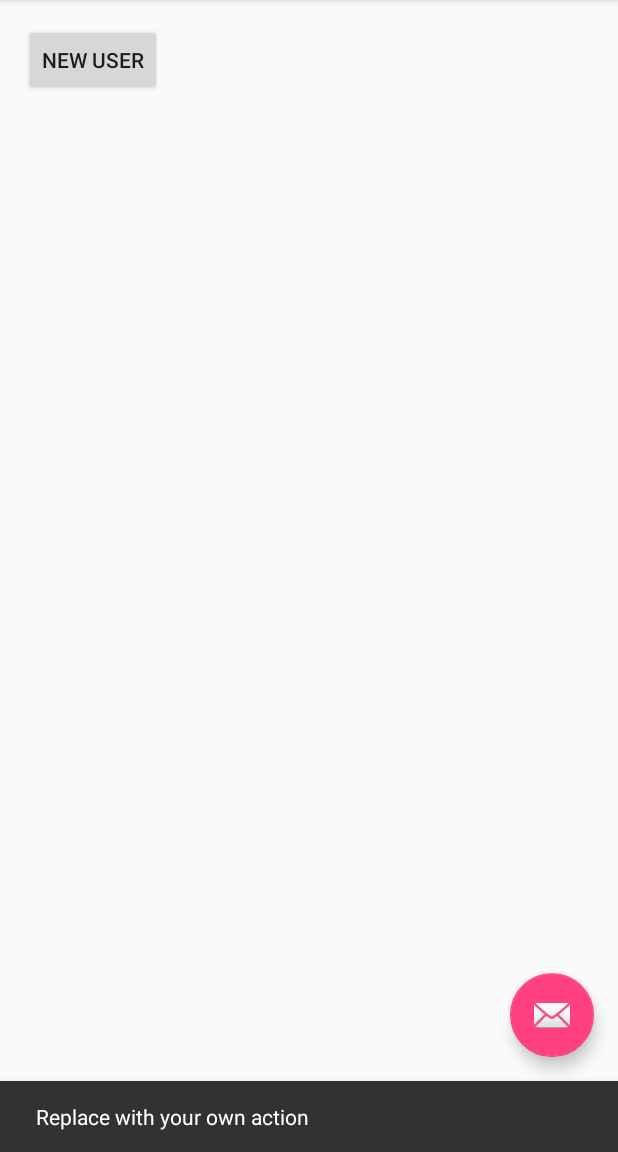
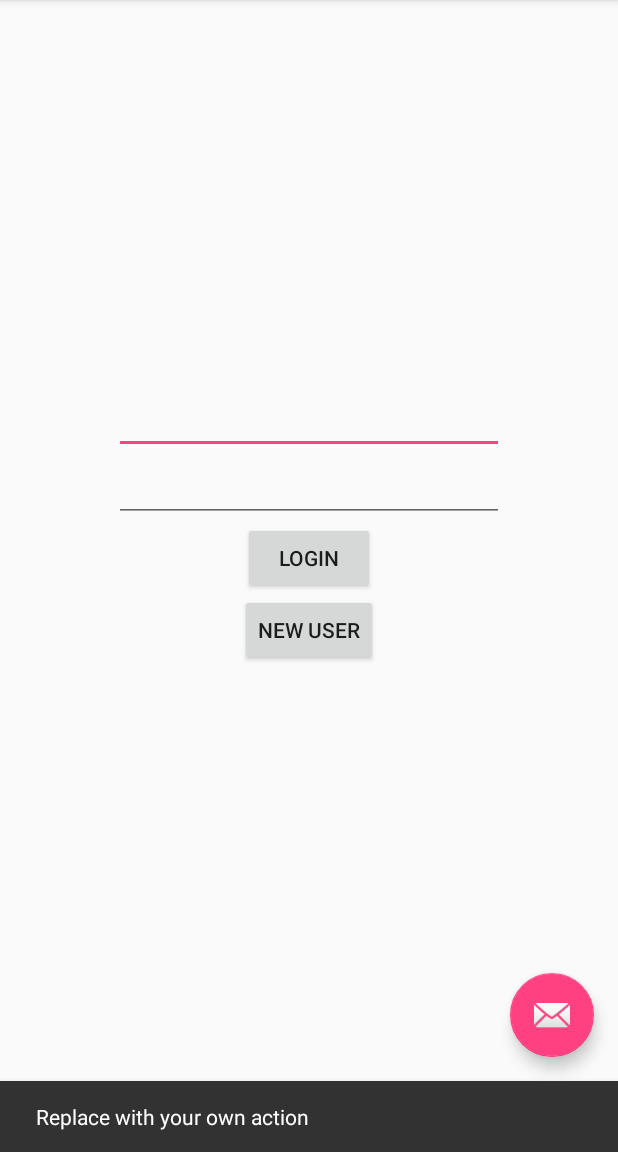
Before and after one commit to Miyagee/LiveNow, an Android app: the screen it shows after launch (MainActivity), after a tap on an icon or button, on a phone screen of 412 x 824 dp, the part 84-1236 px from its top. Run offline under Robolectric (Android 15) with nearby library versions, the phone set to English and light mode, and no system bars; libraries missing offline, so code that uses them is left out: com.firebase.client; 1 statement that could not run was skipped.

Commit message:
add login auth

```diff
--- a/app/src/main/java/com/now/live/livenow/MainActivity.java
+++ b/app/src/main/java/com/now/live/livenow/MainActivity.java
@@ -9,10 +9,14 @@ import android.support.v7.widget.Toolbar;
 import android.view.View;
 import android.view.Menu;
 import android.view.MenuItem;
+import android.widget.EditText;
 
 import com.firebase.client.Firebase;
 
 public class MainActivity extends AppCompatActivity {
+
+    private EditText passwordField;
+    private EditText emailField;
 
     @Override
     protected void onCreate(Bundle savedInstanceState) {
@@ -30,6 +34,9 @@ public class MainActivity extends AppCompatActivity {
                         .setAction("Action", null).show();
             }
         });
+
+        passwordField = (EditText) findViewById(R.id.loginPassword);
+        emailField = (EditText) findViewById(R.id.loginEmail);
     }
 
     @Override
@@ -59,4 +66,11 @@ public class MainActivity extends AppCompatActivity {
         startActivity(intent);
     }
 
+    public void loginUser(View view){
+        String email = emailField.getText().toString();
+        String password = passwordField.getText().toString();
+        LoginUser login = new LoginUser();
+        login.loginAuth(email, password);
+    }
+
 }
--- a/app/src/main/res/layout/content_main.xml
+++ b/app/src/main/res/layout/content_main.xml
@@ -15,17 +15,53 @@
     <TextView
         android:layout_width="wrap_content"
         android:layout_height="wrap_content"
-        android:text="" />
+        android:text=""
+        android:id="@+id/textView" />
 
     <LinearLayout
         android:orientation="vertical"
         android:layout_width="match_parent"
-        android:layout_height="match_parent">
+        android:layout_height="match_parent"
+        android:weightSum="1">
+
+        <Space
+            android:layout_width="match_parent"
+            android:layout_height="wrap_content"
+            android:layout_gravity="center_horizontal"
+            android:layout_weight="0.44" />
+
+        <EditText
+            android:layout_width="260dp"
+            android:layout_height="wrap_content"
+            android:inputType="textEmailAddress"
+            android:ems="10"
+            android:id="@+id/loginEmail"
+            android:layout_alignBottom="@+id/textView"
+            android:layout_gravity="center_horizontal" />
+
+        <EditText
+            android:layout_width="260dp"
+            android:layout_height="wrap_content"
+            android:inputType="textPassword"
+            android:ems="10"
+            android:id="@+id/loginPassword"
+            android:layout_gravity="center_horizontal" />
+
+        <Button
+            android:layout_width="wrap_content"
+            android:layout_height="wrap_content"
+            android:text="Login"
+            android:id="@+id/loginButton"
+            android:onClick="loginUser"
+            android:layout_gravity="center_horizontal" />
+
         <Button
             android:layout_width="wrap_content"
             android:layout_height="wrap_content"
             android:text="New User"
-            android:onClick="newUser"/>
+            android:onClick="newUser"
+            android:layout_gravity="center_horizontal" />
+
     </LinearLayout>
 
 
```
Also changed, not shown: app/src/main/java/com/now/live/livenow/CreateUser.java (+4 -4 lines), app/src/main/java/com/now/live/livenow/LoginUser.java (added, +33 -0 lines).
